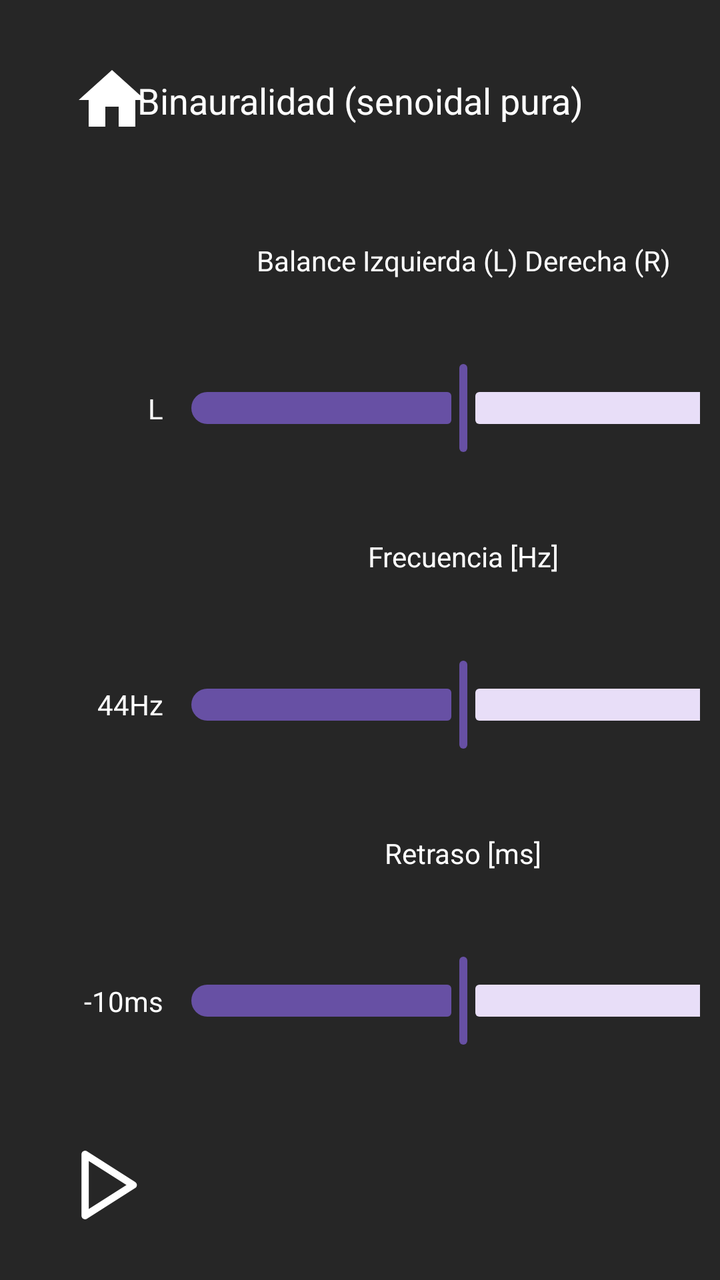
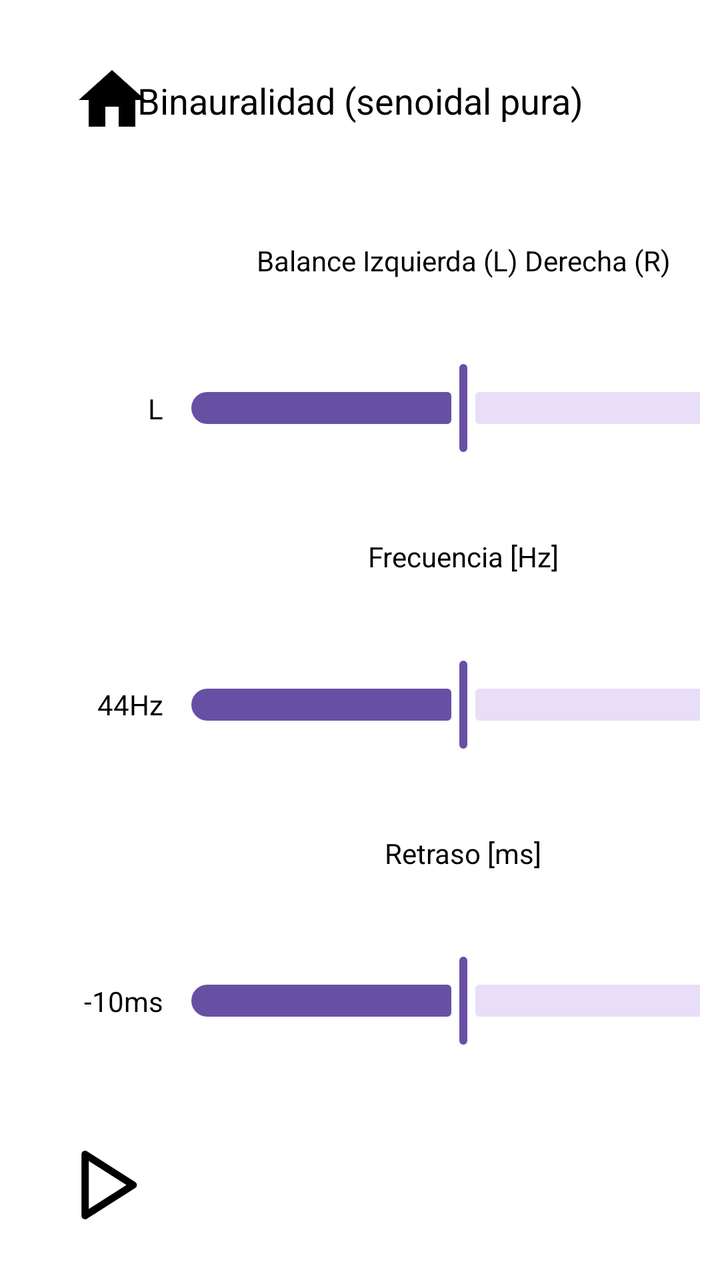

Compare the two renders of this Android layout. The source of the first and the diff that turns it into the second are given below.
<!-- AndroidManifest.xml: application theme Theme.DemoUniversum -->
<!-- res/layout/activity_binaural.xml -->
<?xml version="1.0" encoding="utf-8"?>
<androidx.constraintlayout.widget.ConstraintLayout xmlns:android="http://schemas.android.com/apk/res/android"
    xmlns:app="http://schemas.android.com/apk/res-auto"
    xmlns:tools="http://schemas.android.com/tools"
    android:id="@+id/binaural"
    android:layout_width="match_parent"
    android:layout_height="match_parent"
    android:background="#262626"
    android:padding="10dp"
    tools:context=".Binaural">

    
    <TextView
        android:id="@+id/statusTextView"
        android:layout_width="wrap_content"
        android:layout_height="wrap_content"
        android:text="Binauralidad (senoidal pura)"
        android:textColor="@android:color/white"
        android:textSize="18sp"
        app:layout_constraintBottom_toBottomOf="@+id/button_home"
        app:layout_constraintEnd_toEndOf="parent"
        app:layout_constraintStart_toStartOf="parent"
        app:layout_constraintTop_toTopOf="@+id/button_home" />

    
    <com.example.demouniversum.VisualizerView2
        android:id="@+id/visualizerView"
        android:layout_width="0dp"
        android:layout_height="0dp"
        android:layout_marginEnd="30dp"
        android:layout_marginStart="20dp"
        android:background="#444"
        android:padding="10dp"
        app:layout_constraintStart_toEndOf="@id/dif_label_R"
        app:layout_constraintEnd_toEndOf="parent"
        app:layout_constraintTop_toBottomOf="@id/button_home"
        app:layout_constraintBottom_toTopOf="@id/playPauseButton"/>




    
    <TextView
        android:id="@+id/label_L"
        android:layout_width="wrap_content"
        android:layout_height="wrap_content"
        android:text="44Hz"
        android:textColor="@android:color/white"
        app:layout_constraintBottom_toBottomOf="@id/freqSlider"
        app:layout_constraintEnd_toStartOf="@id/freqSlider"
        app:layout_constraintTop_toTopOf="@id/freqSlider" />

    <TextView
        android:id="@+id/label_R"
        android:layout_width="wrap_content"
        android:layout_height="wrap_content"
        android:text="880Hz"
        android:textColor="@android:color/white"
        app:layout_constraintTop_toTopOf="@id/freqSlider"
        app:layout_constraintBottom_toBottomOf="@id/freqSlider"
        app:layout_constraintStart_toEndOf="@id/freqSlider"/>

    <com.google.android.material.slider.Slider
        android:id="@+id/ampSlider"
        android:layout_width="300dp"
        android:layout_height="wrap_content"
        android:value="0.5"
        android:valueFrom="0.0"
        android:valueTo="1.0"
        app:layout_constraintBottom_toTopOf="@id/freq_label"
        app:layout_constraintEnd_toEndOf="@id/freqSlider"
        app:layout_constraintStart_toStartOf="@id/freqSlider"
        app:layout_constraintTop_toBottomOf="@+id/amp_label"/>

    <TextView
        android:id="@+id/amp_label"
        android:layout_width="wrap_content"
        android:layout_height="wrap_content"
        android:text="Balance Izquierda (L) Derecha (R)"
        android:textColor="@android:color/white"
        app:layout_constraintBottom_toTopOf="@+id/ampSlider"
        app:layout_constraintEnd_toEndOf="@id/ampSlider"
        app:layout_constraintStart_toStartOf="@+id/ampSlider"
        app:layout_constraintTop_toBottomOf="@+id/button_home" />



    
    <TextView
        android:id="@+id/dif_label"
        android:layout_width="wrap_content"
        android:layout_height="wrap_content"
        android:text="Retraso [ms]"
        android:textColor="@android:color/white"
        app:layout_constraintTop_toBottomOf="@id/freqSlider"
        app:layout_constraintBottom_toTopOf="@id/difSlider"
        app:layout_constraintStart_toStartOf="@id/difSlider"
        app:layout_constraintEnd_toEndOf="@id/difSlider"
        />

    <com.google.android.material.slider.Slider
        android:id="@+id/difSlider"
        android:layout_width="300dp"
        android:layout_height="wrap_content"
        android:value="0.0"
        android:valueFrom="-10.0"
        android:valueTo="10.0"
        app:layout_constraintBottom_toTopOf="@id/playPauseButton"
        app:layout_constraintTop_toBottomOf="@id/dif_label"
        app:layout_constraintStart_toStartOf="@id/freqSlider"
        app:layout_constraintEnd_toEndOf="@id/freqSlider"/>

    <TextView
        android:id="@+id/dif_label_L"
        android:layout_width="wrap_content"
        android:layout_height="wrap_content"
        android:text="-10ms"
        android:layout_marginStart="16dp"
        android:textColor="@android:color/white"
        app:layout_constraintBottom_toBottomOf="@id/difSlider"
        app:layout_constraintEnd_toStartOf="@+id/difSlider"
        app:layout_constraintStart_toStartOf="@+id/playPauseButton"
        app:layout_constraintTop_toTopOf="@id/difSlider" />

    <TextView
        android:id="@+id/dif_label_R"
        android:layout_width="wrap_content"
        android:layout_height="wrap_content"
        android:text="10ms"
        android:textColor="@android:color/white"
        app:layout_constraintTop_toTopOf="@id/difSlider"
        app:layout_constraintBottom_toBottomOf="@id/difSlider"
        app:layout_constraintStart_toEndOf="@id/difSlider"
        app:layout_constraintEnd_toStartOf="@id/visualizerView"/>





    

    <TextView
        android:id="@+id/freq_label"
        android:layout_width="wrap_content"
        android:layout_height="wrap_content"
        android:text="Frecuencia [Hz]"
        android:textColor="@android:color/white"
        app:layout_constraintStart_toStartOf="@+id/freqSlider"
        app:layout_constraintEnd_toEndOf="@id/freqSlider"
        app:layout_constraintBottom_toTopOf="@+id/freqSlider"
        app:layout_constraintTop_toBottomOf="@id/ampSlider"/>

    <com.google.android.material.slider.Slider
        android:id="@+id/freqSlider"
        android:layout_width="300dp"
        android:layout_height="wrap_content"
        android:value="50.0"
        android:valueFrom="0.0"
        android:valueTo="100.0"
        app:layout_constraintBottom_toTopOf="@+id/dif_label"
        app:layout_constraintStart_toStartOf="@id/difSlider"
        app:layout_constraintTop_toBottomOf="@id/freq_label"/>

    <TextView
        android:id="@+id/label_R_amp"
        android:layout_width="wrap_content"
        android:layout_height="wrap_content"
        android:text="R"
        android:textColor="@android:color/white"
        app:layout_constraintStart_toEndOf="@id/ampSlider"
        app:layout_constraintTop_toTopOf="@id/ampSlider"
        app:layout_constraintBottom_toBottomOf="@id/ampSlider"/>

    <TextView
        android:id="@+id/label_L_amp"
        android:layout_width="wrap_content"
        android:layout_height="wrap_content"
        android:text="L"
        android:textColor="@android:color/white"
        app:layout_constraintEnd_toStartOf="@+id/ampSlider"
        app:layout_constraintTop_toTopOf="@id/ampSlider"
        app:layout_constraintBottom_toBottomOf="@id/ampSlider"/>




    
    <ImageButton
        android:id="@+id/playPauseButton"
        android:layout_width="55dp"
        android:layout_height="55dp"
        android:background="?attr/selectableItemBackgroundBorderless"
        android:contentDescription="Reproducir o pausar"
        android:padding="10dp"
        android:layout_marginStart="16dp"
        android:layout_marginBottom="10dp"
        android:scaleType="fitCenter"
        android:src="@drawable/ic_play"
        app:layout_constraintBottom_toBottomOf="parent"
        app:layout_constraintStart_toStartOf="parent"
        app:tint="@android:color/white" />




    
    <ImageButton
        android:id="@+id/button_home"
        android:layout_width="60dp"
        android:layout_height="60dp"
        android:layout_marginStart="16dp"
        android:layout_marginTop="10dp"
        android:background="?attr/selectableItemBackgroundBorderless"
        android:contentDescription="Volver al inicio"
        android:padding="10dp"
        android:src="@drawable/home"
        android:scaleType="fitCenter"
        app:tint="@android:color/white"
        app:layout_constraintTop_toTopOf="parent"
        app:layout_constraintStart_toStartOf="parent" />

</androidx.constraintlayout.widget.ConstraintLayout>
<!-- resources referenced by this layout -->
<resources>
  <!-- drawable home (drawable) -->
  <vector xmlns:android="http://schemas.android.com/apk/res/android" android:height="160dp" android:tint="#000000" android:viewportHeight="24" android:viewportWidth="24" android:width="160dp">
        
      <path android:fillColor="@android:color/white" android:pathData="M10,20v-6h4v6h5v-8h3L12,3 2,12h3v8z"/>
      
  </vector>
  <!-- drawable ic_play (drawable) -->
  <vector xmlns:android="http://schemas.android.com/apk/res/android"
      android:width="144dp"
      android:height="144dp"
      android:viewportWidth="144"
      android:viewportHeight="144">
    <path
        android:pathData="M27,142.5c-1.24,0 -2.48,-0.31 -3.61,-0.93 -2.4,-1.32 -3.89,-3.84 -3.89,-6.57V9c0,-2.74 1.49,-5.26 3.89,-6.57 2.4,-1.32 5.33,-1.22 7.64,0.25l99,63c2.16,1.38 3.47,3.76 3.47,6.33s-1.31,4.95 -3.47,6.33l-99,63c-1.23,0.78 -2.62,1.17 -4.03,1.17ZM34.5,22.66v98.68l77.53,-49.34L34.5,22.66Z"
        android:fillColor="#231f20"/>
  </vector>
  <style name="Theme.DemoUniversum" parent="Base.Theme.DemoUniversum" />
  <style name="Base.Theme.DemoUniversum" parent="Theme.Material3.DayNight.NoActionBar">
          
          
      </style>
</resources>

<!-- the commit's change to res/layout/activity_binaural.xml (unified diff, before → after) -->
@@ -5,7 +5,7 @@
     android:id="@+id/binaural"
     android:layout_width="match_parent"
     android:layout_height="match_parent"
-    android:background="#262626"
+    android:background="#FFFFFF"
     android:padding="10dp"
     tools:context=".Binaural">
 
@@ -15,7 +15,7 @@
         android:layout_width="wrap_content"
         android:layout_height="wrap_content"
         android:text="Binauralidad (senoidal pura)"
-        android:textColor="@android:color/white"
+        android:textColor="@android:color/black"
         android:textSize="18sp"
         app:layout_constraintBottom_toBottomOf="@+id/button_home"
         app:layout_constraintEnd_toEndOf="parent"
@@ -29,7 +29,7 @@
         android:layout_height="0dp"
         android:layout_marginEnd="30dp"
         android:layout_marginStart="20dp"
-        android:background="#444"
+        android:background="#DDDDDD"
         android:padding="10dp"
         app:layout_constraintStart_toEndOf="@id/dif_label_R"
         app:layout_constraintEnd_toEndOf="parent"
@@ -45,7 +45,7 @@
         android:layout_width="wrap_content"
         android:layout_height="wrap_content"
         android:text="44Hz"
-        android:textColor="@android:color/white"
+        android:textColor="@android:color/black"
         app:layout_constraintBottom_toBottomOf="@id/freqSlider"
         app:layout_constraintEnd_toStartOf="@id/freqSlider"
         app:layout_constraintTop_toTopOf="@id/freqSlider" />
@@ -55,7 +55,7 @@
         android:layout_width="wrap_content"
         android:layout_height="wrap_content"
         android:text="880Hz"
-        android:textColor="@android:color/white"
+        android:textColor="@android:color/black"
         app:layout_constraintTop_toTopOf="@id/freqSlider"
         app:layout_constraintBottom_toBottomOf="@id/freqSlider"
         app:layout_constraintStart_toEndOf="@id/freqSlider"/>
@@ -77,7 +77,7 @@
         android:layout_width="wrap_content"
         android:layout_height="wrap_content"
         android:text="Balance Izquierda (L) Derecha (R)"
-        android:textColor="@android:color/white"
+        android:textColor="@android:color/black"
         app:layout_constraintBottom_toTopOf="@+id/ampSlider"
         app:layout_constraintEnd_toEndOf="@id/ampSlider"
         app:layout_constraintStart_toStartOf="@+id/ampSlider"
@@ -91,7 +91,7 @@
         android:layout_width="wrap_content"
         android:layout_height="wrap_content"
         android:text="Retraso [ms]"
-        android:textColor="@android:color/white"
+        android:textColor="@android:color/black"
         app:layout_constraintTop_toBottomOf="@id/freqSlider"
         app:layout_constraintBottom_toTopOf="@id/difSlider"
         app:layout_constraintStart_toStartOf="@id/difSlider"
@@ -116,7 +116,7 @@
         android:layout_height="wrap_content"
         android:text="-10ms"
         android:layout_marginStart="16dp"
-        android:textColor="@android:color/white"
+        android:textColor="@android:color/black"
         app:layout_constraintBottom_toBottomOf="@id/difSlider"
         app:layout_constraintEnd_toStartOf="@+id/difSlider"
         app:layout_constraintStart_toStartOf="@+id/playPauseButton"
@@ -127,7 +127,7 @@
         android:layout_width="wrap_content"
         android:layout_height="wrap_content"
         android:text="10ms"
-        android:textColor="@android:color/white"
+        android:textColor="@android:color/black"
         app:layout_constraintTop_toTopOf="@id/difSlider"
         app:layout_constraintBottom_toBottomOf="@id/difSlider"
         app:layout_constraintStart_toEndOf="@id/difSlider"
@@ -144,7 +144,7 @@
         android:layout_width="wrap_content"
         android:layout_height="wrap_content"
         android:text="Frecuencia [Hz]"
-        android:textColor="@android:color/white"
+        android:textColor="@android:color/black"
         app:layout_constraintStart_toStartOf="@+id/freqSlider"
         app:layout_constraintEnd_toEndOf="@id/freqSlider"
         app:layout_constraintBottom_toTopOf="@+id/freqSlider"
@@ -166,7 +166,7 @@
         android:layout_width="wrap_content"
         android:layout_height="wrap_content"
         android:text="R"
-        android:textColor="@android:color/white"
+        android:textColor="@android:color/black"
         app:layout_constraintStart_toEndOf="@id/ampSlider"
         app:layout_constraintTop_toTopOf="@id/ampSlider"
         app:layout_constraintBottom_toBottomOf="@id/ampSlider"/>
@@ -176,7 +176,7 @@
         android:layout_width="wrap_content"
         android:layout_height="wrap_content"
         android:text="L"
-        android:textColor="@android:color/white"
+        android:textColor="@android:color/black"
         app:layout_constraintEnd_toStartOf="@+id/ampSlider"
         app:layout_constraintTop_toTopOf="@id/ampSlider"
         app:layout_constraintBottom_toBottomOf="@id/ampSlider"/>
@@ -198,7 +198,7 @@
         android:src="@drawable/ic_play"
         app:layout_constraintBottom_toBottomOf="parent"
         app:layout_constraintStart_toStartOf="parent"
-        app:tint="@android:color/white" />
+        app:tint="@android:color/black" />
 
 
 
@@ -215,7 +215,7 @@
         android:padding="10dp"
         android:src="@drawable/home"
         android:scaleType="fitCenter"
-        app:tint="@android:color/white"
+        app:tint="@android:color/black"
         app:layout_constraintTop_toTopOf="parent"
         app:layout_constraintStart_toStartOf="parent" />
 
<!-- resource entries referenced after the edit -->
@@ -17,7 +17,7 @@
         android:fillColor="#231f20"/>
   </vector>
   <style name="Theme.DemoUniversum" parent="Base.Theme.DemoUniversum" />
-  <style name="Base.Theme.DemoUniversum" parent="Theme.Material3.DayNight.NoActionBar">
+  <style name="Base.Theme.DemoUniversum" parent="Theme.Material3.Light.NoActionBar">
           
           
       </style>
